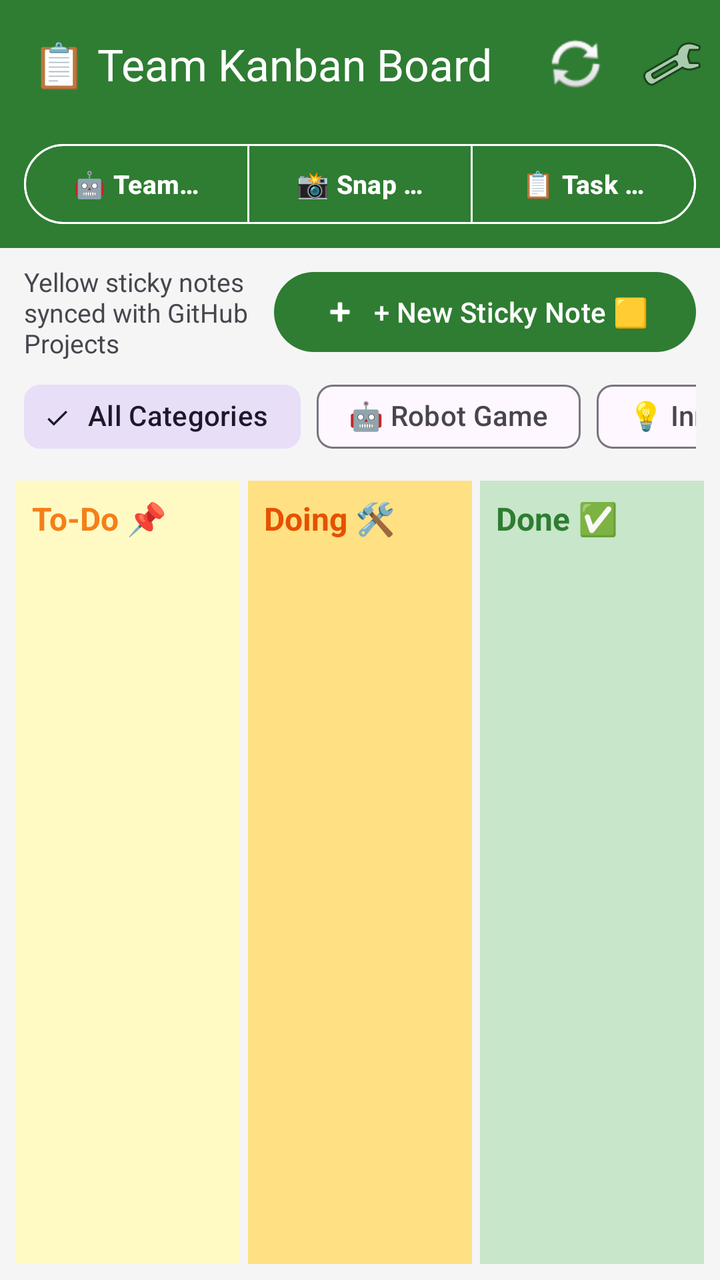
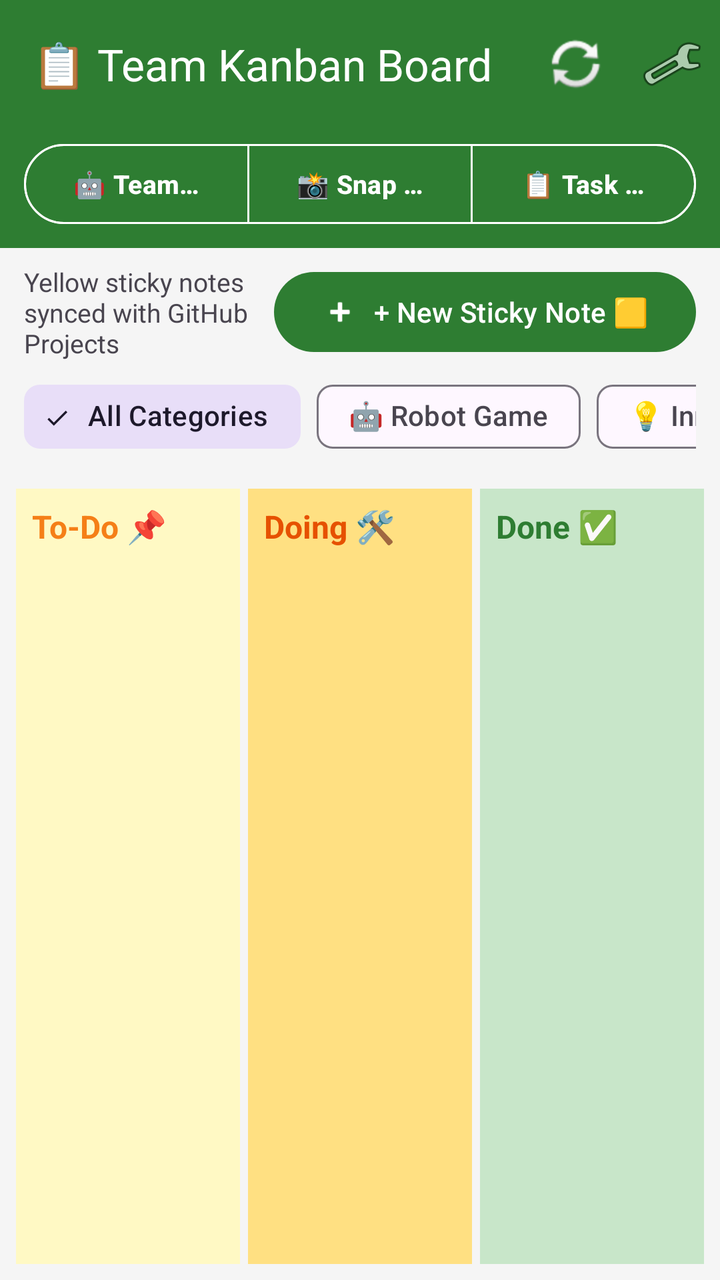

Screens rendered from an Android XML layout before and after an edit, with the pre-edit source and the edit as a unified diff.
<!-- AndroidManifest.xml: application theme Theme.PushToGitHub -->
<!-- res/layout/activity_kanban.xml -->
<?xml version="1.0" encoding="utf-8"?>

<LinearLayout xmlns:android="http://schemas.android.com/apk/res/android"
    xmlns:app="http://schemas.android.com/apk/res-auto"
    android:layout_width="match_parent"
    android:layout_height="match_parent"
    android:orientation="vertical"
    android:background="#F5F5F5">

    <com.google.android.material.appbar.MaterialToolbar
        android:id="@+id/toolbar"
        android:layout_width="match_parent"
        android:layout_height="?attr/actionBarSize"
        android:background="?attr/colorPrimary"
        app:title="@string/kanban_title"
        app:titleTextColor="@android:color/white"
        app:menu="@menu/time_machine_menu" />

    
    <com.google.android.material.button.MaterialButtonToggleGroup
        android:id="@+id/mainNavToggle"
        android:layout_width="match_parent"
        android:layout_height="wrap_content"
        android:paddingStart="12dp"
        android:paddingEnd="12dp"
        android:paddingTop="4dp"
        android:paddingBottom="8dp"
        android:background="?attr/colorPrimary"
        app:singleSelection="true"
        app:selectionRequired="true">

        <com.google.android.material.button.MaterialButton
            android:id="@+id/navTeamCode"
            style="@style/Widget.Material3.Button.OutlinedButton"
            android:layout_width="0dp"
            android:layout_height="48dp"
            android:layout_weight="1"
            android:text="🤖 Team Code"
            android:textSize="13sp"
            android:textStyle="bold"
            android:textColor="@android:color/white"
            app:strokeColor="@android:color/white" />

        <com.google.android.material.button.MaterialButton
            android:id="@+id/navSnapNotes"
            style="@style/Widget.Material3.Button.OutlinedButton"
            android:layout_width="0dp"
            android:layout_height="48dp"
            android:layout_weight="1"
            android:text="📸 Snap Notes"
            android:textSize="13sp"
            android:textStyle="bold"
            android:textColor="@android:color/white"
            app:strokeColor="@android:color/white" />

        <com.google.android.material.button.MaterialButton
            android:id="@+id/navTaskBoard"
            style="@style/Widget.Material3.Button.OutlinedButton"
            android:layout_width="0dp"
            android:layout_height="48dp"
            android:layout_weight="1"
            android:text="📋 Task Board"
            android:textSize="13sp"
            android:textStyle="bold"
            android:textColor="@android:color/white"
            app:strokeColor="@android:color/white" />

    </com.google.android.material.button.MaterialButtonToggleGroup>

    <LinearLayout
        android:layout_width="match_parent"
        android:layout_height="wrap_content"
        android:orientation="horizontal"
        android:paddingStart="12dp"
        android:paddingEnd="12dp"
        android:paddingTop="8dp"
        android:paddingBottom="4dp"
        android:gravity="center_vertical">

        <TextView
            android:id="@+id/statusText"
            android:layout_width="0dp"
            android:layout_height="wrap_content"
            android:layout_weight="1"
            android:text="@string/kanban_subtitle"
            android:textSize="13sp"
            android:textColor="?android:attr/textColorSecondary" />

        <com.google.android.material.button.MaterialButton
            android:id="@+id/buttonNewStickyNote"
            android:layout_width="wrap_content"
            android:layout_height="wrap_content"
            android:text="@string/new_sticky_note"
            android:textSize="14sp"
            app:icon="@android:drawable/ic_input_add" />

    </LinearLayout>

    
    <LinearLayout
        android:layout_width="match_parent"
        android:layout_height="wrap_content"
        android:orientation="vertical"
        android:paddingStart="12dp"
        android:paddingEnd="12dp"
        android:paddingBottom="4dp">

        
        <HorizontalScrollView
            android:layout_width="match_parent"
            android:layout_height="wrap_content"
            android:scrollbars="none"
            android:layout_marginBottom="4dp">

            <com.google.android.material.chip.ChipGroup
                android:id="@+id/categoryFilterChipGroup"
                android:layout_width="wrap_content"
                android:layout_height="wrap_content"
                app:singleSelection="true"
                app:selectionRequired="true">

                <com.google.android.material.chip.Chip
                    android:id="@+id/chipCatAll"
                    style="@style/Widget.Material3.Chip.Filter"
                    android:layout_width="wrap_content"
                    android:layout_height="wrap_content"
                    android:text="All Categories"
                    android:checked="true" />

                <com.google.android.material.chip.Chip
                    android:id="@+id/chipCatRobot"
                    style="@style/Widget.Material3.Chip.Filter"
                    android:layout_width="wrap_content"
                    android:layout_height="wrap_content"
                    android:text="🤖 Robot Game" />

                <com.google.android.material.chip.Chip
                    android:id="@+id/chipCatInnovation"
                    style="@style/Widget.Material3.Chip.Filter"
                    android:layout_width="wrap_content"
                    android:layout_height="wrap_content"
                    android:text="💡 Innovation Project" />

                <com.google.android.material.chip.Chip
                    android:id="@+id/chipCatGeneral"
                    style="@style/Widget.Material3.Chip.Filter"
                    android:layout_width="wrap_content"
                    android:layout_height="wrap_content"
                    android:text="📋 General" />

            </com.google.android.material.chip.ChipGroup>
        </HorizontalScrollView>

        
        <com.google.android.material.chip.ChipGroup
            android:id="@+id/ownerFilterChipGroup"
            android:layout_width="match_parent"
            android:layout_height="wrap_content"
            app:singleLine="false"
            app:singleSelection="true"
            app:selectionRequired="false" />

    </LinearLayout>

    <ProgressBar
        android:id="@+id/progress"
        android:layout_width="wrap_content"
        android:layout_height="wrap_content"
        android:layout_gravity="center_horizontal"
        android:visibility="gone" />

    
    <LinearLayout
        android:layout_width="match_parent"
        android:layout_height="0dp"
        android:layout_weight="1"
        android:baselineAligned="false"
        android:orientation="horizontal"
        android:paddingStart="8dp"
        android:paddingEnd="8dp"
        android:paddingBottom="8dp">

        
        <LinearLayout
            android:id="@+id/columnTodo"
            android:layout_width="0dp"
            android:layout_height="match_parent"
            android:layout_weight="1"
            android:orientation="vertical"
            android:background="#FFF9C4"
            android:padding="8dp"
            android:layout_marginEnd="4dp">

            <TextView
                android:layout_width="match_parent"
                android:layout_height="wrap_content"
                android:text="@string/column_todo"
                android:textSize="16sp"
                android:textStyle="bold"
                android:textColor="#F57F17"
                android:paddingBottom="8dp" />

            <androidx.recyclerview.widget.RecyclerView
                android:id="@+id/recyclerTodo"
                android:layout_width="match_parent"
                android:layout_height="match_parent"
                app:layoutManager="androidx.recyclerview.widget.LinearLayoutManager" />
        </LinearLayout>

        
        <LinearLayout
            android:id="@+id/columnDoing"
            android:layout_width="0dp"
            android:layout_height="match_parent"
            android:layout_weight="1"
            android:orientation="vertical"
            android:background="#FFE082"
            android:padding="8dp"
            android:layout_marginEnd="4dp">

            <TextView
                android:layout_width="match_parent"
                android:layout_height="wrap_content"
                android:text="@string/column_doing"
                android:textSize="16sp"
                android:textStyle="bold"
                android:textColor="#E65100"
                android:paddingBottom="8dp" />

            <androidx.recyclerview.widget.RecyclerView
                android:id="@+id/recyclerDoing"
                android:layout_width="match_parent"
                android:layout_height="match_parent"
                app:layoutManager="androidx.recyclerview.widget.LinearLayoutManager" />
        </LinearLayout>

        
        <LinearLayout
            android:id="@+id/columnDone"
            android:layout_width="0dp"
            android:layout_height="match_parent"
            android:layout_weight="1"
            android:orientation="vertical"
            android:background="#C8E6C9"
            android:padding="8dp">

            <TextView
                android:layout_width="match_parent"
                android:layout_height="wrap_content"
                android:text="@string/column_done"
                android:textSize="16sp"
                android:textStyle="bold"
                android:textColor="#2E7D32"
                android:paddingBottom="8dp" />

            <androidx.recyclerview.widget.RecyclerView
                android:id="@+id/recyclerDone"
                android:layout_width="match_parent"
                android:layout_height="match_parent"
                app:layoutManager="androidx.recyclerview.widget.LinearLayoutManager" />
        </LinearLayout>

    </LinearLayout>

</LinearLayout>
<!-- resources referenced by this layout -->
<resources>
  <string name="column_doing">Doing 🛠️</string>
  <string name="column_done">Done ✅</string>
  <string name="column_todo">To-Do 📌</string>
  <string name="kanban_subtitle">Yellow sticky notes synced with GitHub Projects</string>
  <string name="kanban_title">📋 Team Kanban Board</string>
  <string name="new_sticky_note">+ New Sticky Note 🟨</string>
  <style name="Theme.PushToGitHub" parent="Theme.Material3.DayNight">
          <item name="colorPrimary">@color/brand_primary</item>
          <item name="colorOnPrimary">@color/white</item>
          <item name="android:statusBarColor">@color/brand_primary</item>
      </style>
  <color name="brand_primary">#2E7D32</color>
  <color name="white">#FFFFFF</color>
</resources>

<!-- the commit's change to res/layout/activity_kanban.xml (unified diff, before → after) -->
@@ -160,6 +160,16 @@
             app:singleSelection="true"
             app:selectionRequired="false" />
 
+        
+        <com.google.android.material.chip.ChipGroup
+            android:id="@+id/coreValueFilterChipGroup"
+            android:layout_width="match_parent"
+            android:layout_height="wrap_content"
+            android:layout_marginTop="4dp"
+            app:singleLine="false"
+            app:singleSelection="true"
+            app:selectionRequired="false" />
+
     </LinearLayout>
 
     <ProgressBar
